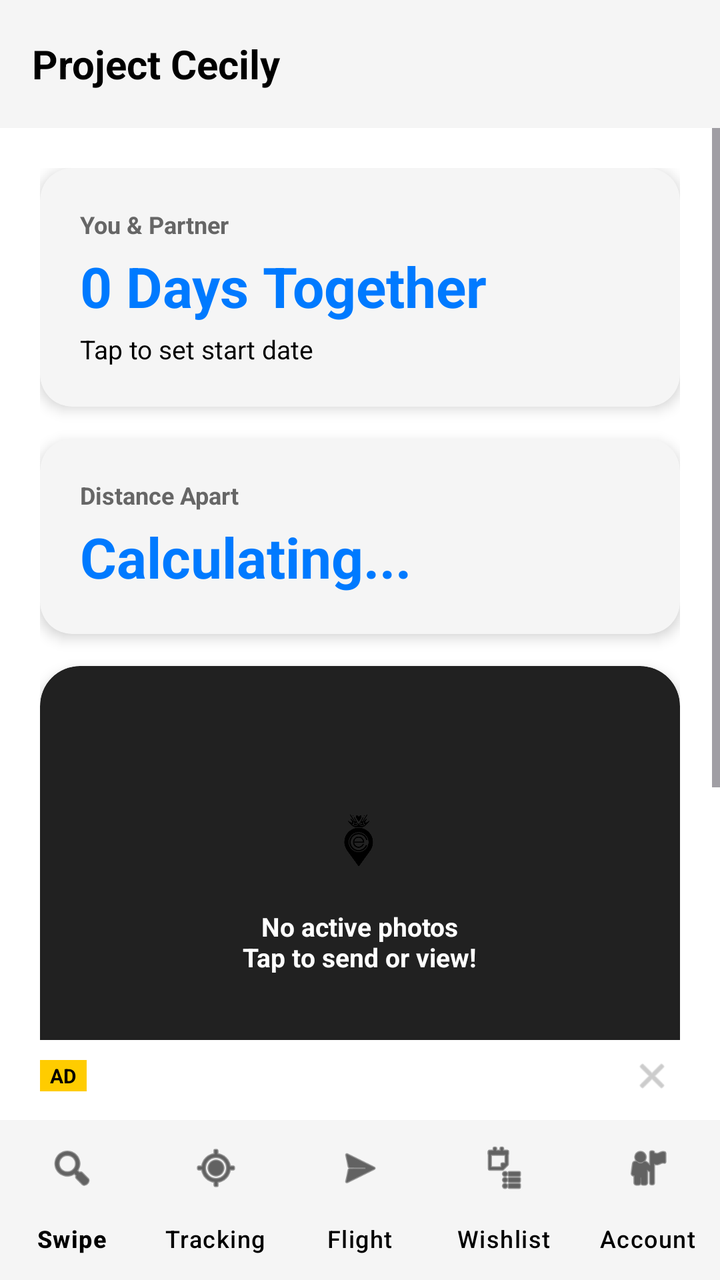
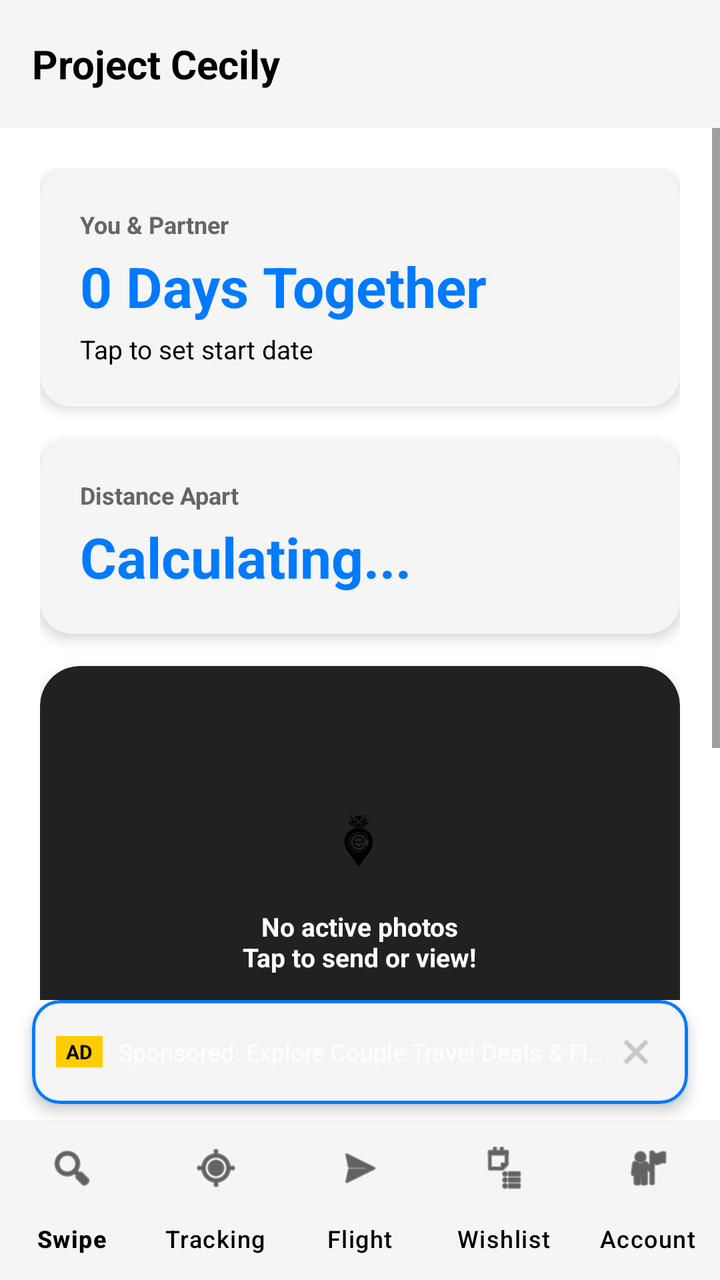

Two renders of the same Android screen: before a commit and after it. Below are the layout's source before the change and the commit's diff.
<!-- AndroidManifest.xml: application theme Theme.ProjectCecily -->
<!-- res/layout/activity_main.xml -->
<?xml version="1.0" encoding="utf-8"?>
<androidx.constraintlayout.widget.ConstraintLayout xmlns:android="http://schemas.android.com/apk/res/android"
    xmlns:app="http://schemas.android.com/apk/res-auto"
    android:layout_width="match_parent"
    android:layout_height="match_parent"
    android:background="@color/app_background">

    
    <com.google.android.material.appbar.AppBarLayout
        android:id="@+id/appBarLayout"
        android:layout_width="match_parent"
        android:layout_height="wrap_content"
        android:fitsSystemWindows="true"
        app:elevation="4dp"
        app:layout_constraintEnd_toEndOf="parent"
        app:layout_constraintStart_toStartOf="parent"
        app:layout_constraintTop_toTopOf="parent">

        <com.google.android.material.appbar.MaterialToolbar
            android:id="@+id/toolbar"
            android:layout_width="match_parent"
            android:layout_height="?attr/actionBarSize"
            android:background="@color/card_background">

            <RelativeLayout
                android:layout_width="match_parent"
                android:layout_height="match_parent">

                <TextView
                    android:id="@+id/tvToolbarTitle"
                    android:layout_width="wrap_content"
                    android:layout_height="wrap_content"
                    android:layout_centerVertical="true"
                    android:text="Project Cecily"
                    android:textColor="@color/text_primary"
                    android:textSize="20sp"
                    android:textStyle="bold" />
            </RelativeLayout>
        </com.google.android.material.appbar.MaterialToolbar>
    </com.google.android.material.appbar.AppBarLayout>

    <ScrollView
        android:id="@+id/main_scroll"
        android:layout_width="0dp"
        android:layout_height="0dp"
        app:layout_constraintBottom_toTopOf="@id/cardBannerAd"
        app:layout_constraintEnd_toEndOf="parent"
        app:layout_constraintStart_toStartOf="parent"
        app:layout_constraintTop_toBottomOf="@id/appBarLayout">

        <LinearLayout
            android:layout_width="match_parent"
            android:layout_height="wrap_content"
            android:orientation="vertical"
            android:padding="20dp">

            
            <com.google.android.material.card.MaterialCardView
                android:id="@+id/cardUnpairedHero"
                android:layout_width="match_parent"
                android:layout_height="wrap_content"
                android:layout_marginBottom="16dp"
                android:visibility="gone"
                app:cardBackgroundColor="@color/card_background"
                app:cardCornerRadius="16dp"
                app:cardElevation="4dp"
                app:strokeColor="@color/nav_selected"
                app:strokeWidth="1.5dp">

                <LinearLayout
                    android:layout_width="match_parent"
                    android:layout_height="wrap_content"
                    android:orientation="vertical"
                    android:padding="20dp">

                    <TextView
                        android:layout_width="wrap_content"
                        android:layout_height="wrap_content"
                        android:text="Pairing Required"
                        android:textColor="@color/nav_selected"
                        android:textSize="12sp"
                        android:textStyle="bold" />

                    <TextView
                        android:id="@+id/tvHeroPairCode"
                        android:layout_width="wrap_content"
                        android:layout_height="wrap_content"
                        android:layout_marginTop="4dp"
                        android:text="Your Code: ------"
                        android:textColor="@color/text_primary"
                        android:textSize="22sp"
                        android:textStyle="bold" />

                    <TextView
                        android:layout_width="wrap_content"
                        android:layout_height="wrap_content"
                        android:layout_marginTop="4dp"
                        android:text="Share this 6-digit code with your partner in Account Settings to sync location, flights, and wishlists!"
                        android:textColor="@color/text_secondary"
                        android:textSize="12sp" />
                </LinearLayout>
            </com.google.android.material.card.MaterialCardView>

            
            <com.google.android.material.card.MaterialCardView
                android:id="@+id/cardTogetherDays"
                android:layout_width="match_parent"
                android:layout_height="wrap_content"
                android:layout_marginBottom="16dp"
                app:cardBackgroundColor="@color/card_background"
                app:cardCornerRadius="16dp"
                app:cardElevation="4dp"
                app:strokeWidth="0dp">

                <LinearLayout
                    android:layout_width="match_parent"
                    android:layout_height="wrap_content"
                    android:orientation="vertical"
                    android:padding="20dp">

                    <TextView
                        android:id="@+id/tvCoupleNames"
                        android:layout_width="wrap_content"
                        android:layout_height="wrap_content"
                        android:text="You &amp; Partner"
                        android:textColor="@color/text_secondary"
                        android:textSize="12sp"
                        android:textStyle="bold" />

                    <TextView
                        android:id="@+id/tvTogetherDays"
                        android:layout_width="wrap_content"
                        android:layout_height="wrap_content"
                        android:layout_marginTop="4dp"
                        android:text="0 Days Together"
                        android:textColor="@color/nav_selected"
                        android:textSize="28sp"
                        android:textStyle="bold" />

                    <TextView
                        android:id="@+id/tvAnniversaryDate"
                        android:layout_width="wrap_content"
                        android:layout_height="wrap_content"
                        android:layout_marginTop="4dp"
                        android:text="Tap to set start date"
                        android:textColor="@color/text_primary"
                        android:textSize="13sp" />
                </LinearLayout>
            </com.google.android.material.card.MaterialCardView>

            
            <com.google.android.material.card.MaterialCardView
                android:id="@+id/cardProximity"
                android:layout_width="match_parent"
                android:layout_height="wrap_content"
                android:layout_marginBottom="16dp"
                app:cardBackgroundColor="@color/card_background"
                app:cardCornerRadius="16dp"
                app:cardElevation="4dp"
                app:strokeWidth="0dp">

                <LinearLayout
                    android:layout_width="match_parent"
                    android:layout_height="wrap_content"
                    android:orientation="vertical"
                    android:padding="20dp">

                    <TextView
                        android:layout_width="wrap_content"
                        android:layout_height="wrap_content"
                        android:text="Distance Apart"
                        android:textColor="@color/text_secondary"
                        android:textSize="12sp"
                        android:textStyle="bold" />

                    <TextView
                        android:id="@+id/tvLiveDistance"
                        android:layout_width="wrap_content"
                        android:layout_height="wrap_content"
                        android:layout_marginTop="4dp"
                        android:text="Calculating..."
                        android:textColor="@color/nav_selected"
                        android:textSize="28sp"
                        android:textStyle="bold" />

                    <TextView
                        android:id="@+id/tvPartnerTimeSummary"
                        android:layout_width="wrap_content"
                        android:layout_height="wrap_content"
                        android:layout_marginTop="6dp"
                        android:text=""
                        android:textColor="@color/text_primary"
                        android:textSize="13sp"
                        android:visibility="gone" />
                </LinearLayout>
            </com.google.android.material.card.MaterialCardView>

            
            <com.google.android.material.card.MaterialCardView
                android:id="@+id/cardDashPhotoCycle"
                android:layout_width="match_parent"
                android:layout_height="220dp"
                android:layout_marginBottom="16dp"
                android:clickable="true"
                android:focusable="true"
                app:cardBackgroundColor="#212121"
                app:cardCornerRadius="20dp"
                app:cardElevation="4dp"
                app:strokeWidth="0dp">

                <FrameLayout
                    android:layout_width="match_parent"
                    android:layout_height="match_parent">

                    <ImageView
                        android:id="@+id/ivDashPhotoCycle"
                        android:layout_width="match_parent"
                        android:layout_height="match_parent"
                        android:scaleType="centerCrop"
                        android:contentDescription="Partner Active Photo Stream" />

                    
                    <LinearLayout
                        android:id="@+id/layoutDashPhotoFallback"
                        android:layout_width="match_parent"
                        android:layout_height="match_parent"
                        android:gravity="center"
                        android:orientation="vertical"
                        android:padding="16dp">

                        <ImageView
                            android:layout_width="48dp"
                            android:layout_height="48dp"
                            android:src="@drawable/ic_app_logo_mono_black"
                            android:contentDescription="App Logo" />

                        <TextView
                            android:id="@+id/tvDashPhotoFallbackText"
                            android:layout_width="wrap_content"
                            android:layout_height="wrap_content"
                            android:layout_marginTop="8dp"
                            android:gravity="center"
                            android:text="No active photos\nTap to send or view!"
                            android:textColor="#FFFFFF"
                            android:textSize="13sp"
                            android:textStyle="bold" />
                    </LinearLayout>

                </FrameLayout>
            </com.google.android.material.card.MaterialCardView>

            
            <LinearLayout
                android:layout_width="match_parent"
                android:layout_height="90dp"
                android:layout_marginBottom="16dp"
                android:baselineAligned="false"
                android:orientation="horizontal">

                
                <com.google.android.material.card.MaterialCardView
                    android:id="@+id/cardFlight"
                    android:layout_width="0dp"
                    android:layout_height="match_parent"
                    android:layout_marginEnd="6dp"
                    android:layout_weight="1"
                    app:cardBackgroundColor="@color/card_background"
                    app:cardCornerRadius="16dp"
                    app:cardElevation="4dp"
                    app:strokeWidth="0dp">

                    <LinearLayout
                        android:layout_width="match_parent"
                        android:layout_height="wrap_content"
                        android:orientation="vertical"
                        android:padding="14dp">

                        <TextView
                            android:layout_width="wrap_content"
                            android:layout_height="wrap_content"
                            android:text="✈️ Flight Tracker"
                            android:textColor="@color/text_secondary"
                            android:textSize="11sp"
                            android:textStyle="bold" />

                        <TextView
                            android:id="@+id/tvFlightSummary"
                            android:layout_width="wrap_content"
                            android:layout_height="wrap_content"
                            android:layout_marginTop="4dp"
                            android:ellipsize="end"
                            android:maxLines="2"
                            android:text="No flights added"
                            android:textColor="@color/text_primary"
                            android:textSize="13sp"
                            android:textStyle="bold" />
                    </LinearLayout>
                </com.google.android.material.card.MaterialCardView>

                
                <com.google.android.material.card.MaterialCardView
                    android:id="@+id/cardWishlist"
                    android:layout_width="0dp"
                    android:layout_height="match_parent"
                    android:layout_marginStart="6dp"
                    android:layout_weight="1"
                    app:cardBackgroundColor="@color/card_background"
                    app:cardCornerRadius="16dp"
                    app:cardElevation="4dp"
                    app:strokeWidth="0dp">

                    <LinearLayout
                        android:layout_width="match_parent"
                        android:layout_height="wrap_content"
                        android:orientation="vertical"
                        android:padding="14dp">

                        <TextView
                            android:layout_width="wrap_content"
                            android:layout_height="wrap_content"
                            android:text="🎁 Wishlist"
                            android:textColor="@color/text_secondary"
                            android:textSize="11sp"
                            android:textStyle="bold" />

                        <TextView
                            android:id="@+id/tvWishlistSummary"
                            android:layout_width="wrap_content"
                            android:layout_height="wrap_content"
                            android:layout_marginTop="4dp"
                            android:ellipsize="end"
                            android:maxLines="2"
                            android:text="No items yet"
                            android:textColor="@color/text_primary"
                            android:textSize="13sp"
                            android:textStyle="bold" />
                    </LinearLayout>
                </com.google.android.material.card.MaterialCardView>

            </LinearLayout>

        </LinearLayout>
    </ScrollView>

    
    <com.google.android.material.card.MaterialCardView
        android:id="@+id/cardBannerAd"
        android:layout_width="match_parent"
        android:layout_height="wrap_content"
        android:layout_marginHorizontal="16dp"
        android:layout_marginBottom="4dp"
        app:cardBackgroundColor="@android:color/transparent"
        app:cardCornerRadius="0dp"
        app:cardElevation="0dp"
        app:strokeWidth="0dp"
        app:layout_constraintBottom_toTopOf="@id/bottom_navigation"
        app:layout_constraintEnd_toEndOf="parent"
        app:layout_constraintStart_toStartOf="parent">

        <LinearLayout
            android:layout_width="match_parent"
            android:layout_height="wrap_content"
            android:gravity="center_vertical"
            android:orientation="horizontal"
            android:paddingHorizontal="4dp"
            android:paddingVertical="4dp">

            <TextView
                android:layout_width="wrap_content"
                android:layout_height="wrap_content"
                android:background="#FFCC00"
                android:paddingHorizontal="5dp"
                android:paddingVertical="1dp"
                android:text="AD"
                android:textColor="#000000"
                android:textSize="10sp"
                android:textStyle="bold" />

            <TextView
                android:id="@+id/tvAdBannerText"
                android:layout_width="0dp"
                android:layout_height="wrap_content"
                android:layout_marginStart="8dp"
                android:layout_weight="1"
                android:ellipsize="end"
                android:singleLine="true"
                android:text="Sponsored: Explore Couple Travel Deals &amp; Flights ✈️"
                android:textColor="#FFFFFF"
                android:textSize="12sp" />

            <ImageView
                android:id="@+id/btnDismissAd"
                android:layout_width="28dp"
                android:layout_height="28dp"
                android:background="?attr/selectableItemBackgroundBorderless"
                android:clickable="true"
                android:contentDescription="Close Ad"
                android:focusable="true"
                android:padding="4dp"
                android:src="@android:drawable/ic_menu_close_clear_cancel"
                app:tint="#AAAAAA" />
        </LinearLayout>
    </com.google.android.material.card.MaterialCardView>

    
    <com.google.android.material.bottomnavigation.BottomNavigationView
        android:id="@+id/bottom_navigation"
        android:layout_width="match_parent"
        android:layout_height="wrap_content"
        android:background="@color/card_background"
        app:itemActiveIndicatorStyle="@null"
        app:itemIconTint="@color/nav_item_color"
        app:itemTextColor="@color/nav_item_color"
        app:labelVisibilityMode="labeled"
        app:layout_constraintBottom_toBottomOf="parent"
        app:menu="@menu/bottom_nav_menu" />

</androidx.constraintlayout.widget.ConstraintLayout>
<!-- resources referenced by this layout -->
<resources>
  <color name="app_background">#FFFFFF</color>
  <color name="card_background">#F5F5F5</color>
  <color name="nav_selected">#007AFF</color>
  <color name="text_primary">#000000</color>
  <color name="text_secondary">#666666</color>
  <!-- drawable ic_app_logo_mono_black: png bitmap (drawable, 12576 bytes) -->
  <style name="Theme.ProjectCecily" parent="Base.Theme.ProjectCecily" />
  <style name="Base.Theme.ProjectCecily" parent="Theme.Material3.DayNight.NoActionBar">
          
          <item name="colorPrimary">@color/nav_selected</item>
          <item name="windowActionBar">false</item>
          <item name="windowNoTitle">true</item>
  
          
          <item name="colorOnSecondaryContainer">@color/nav_selected</item>
      </style>
</resources>

<!-- the commit's change to res/layout/activity_main.xml (unified diff, before → after) -->
@@ -252,7 +252,7 @@
             
             <LinearLayout
                 android:layout_width="match_parent"
-                android:layout_height="90dp"
+                android:layout_height="72dp"
                 android:layout_marginBottom="16dp"
                 android:baselineAligned="false"
                 android:orientation="horizontal">
@@ -271,9 +271,11 @@
 
                     <LinearLayout
                         android:layout_width="match_parent"
-                        android:layout_height="wrap_content"
+                        android:layout_height="match_parent"
+                        android:gravity="center_vertical"
                         android:orientation="vertical"
-                        android:padding="14dp">
+                        android:paddingHorizontal="14dp"
+                        android:paddingVertical="8dp">
 
                         <TextView
                             android:layout_width="wrap_content"
@@ -287,9 +289,9 @@
                             android:id="@+id/tvFlightSummary"
                             android:layout_width="wrap_content"
                             android:layout_height="wrap_content"
-                            android:layout_marginTop="4dp"
+                            android:layout_marginTop="2dp"
                             android:ellipsize="end"
-                            android:maxLines="2"
+                            android:maxLines="1"
                             android:text="No flights added"
                             android:textColor="@color/text_primary"
                             android:textSize="13sp"
@@ -311,9 +313,11 @@
 
                     <LinearLayout
                         android:layout_width="match_parent"
-                        android:layout_height="wrap_content"
+                        android:layout_height="match_parent"
+                        android:gravity="center_vertical"
                         android:orientation="vertical"
-                        android:padding="14dp">
+                        android:paddingHorizontal="14dp"
+                        android:paddingVertical="8dp">
 
                         <TextView
                             android:layout_width="wrap_content"
@@ -327,9 +331,9 @@
                             android:id="@+id/tvWishlistSummary"
                             android:layout_width="wrap_content"
                             android:layout_height="wrap_content"
-                            android:layout_marginTop="4dp"
+                            android:layout_marginTop="2dp"
                             android:ellipsize="end"
-                            android:maxLines="2"
+                            android:maxLines="1"
                             android:text="No items yet"
                             android:textColor="@color/text_primary"
                             android:textSize="13sp"
@@ -346,24 +350,24 @@
     <com.google.android.material.card.MaterialCardView
         android:id="@+id/cardBannerAd"
         android:layout_width="match_parent"
-        android:layout_height="wrap_content"
+        android:layout_height="52dp"
         android:layout_marginHorizontal="16dp"
-        android:layout_marginBottom="4dp"
-        app:cardBackgroundColor="@android:color/transparent"
-        app:cardCornerRadius="0dp"
-        app:cardElevation="0dp"
-        app:strokeWidth="0dp"
+        android:layout_marginBottom="8dp"
+        app:cardBackgroundColor="@color/card_background"
+        app:cardCornerRadius="14dp"
+        app:cardElevation="4dp"
+        app:strokeColor="@color/nav_selected"
+        app:strokeWidth="1.5dp"
         app:layout_constraintBottom_toTopOf="@id/bottom_navigation"
         app:layout_constraintEnd_toEndOf="parent"
         app:layout_constraintStart_toStartOf="parent">
 
         <LinearLayout
             android:layout_width="match_parent"
-            android:layout_height="wrap_content"
+            android:layout_height="match_parent"
             android:gravity="center_vertical"
             android:orientation="horizontal"
-            android:paddingHorizontal="4dp"
-            android:paddingVertical="4dp">
+            android:paddingHorizontal="12dp">
 
             <TextView
                 android:layout_width="wrap_content"
